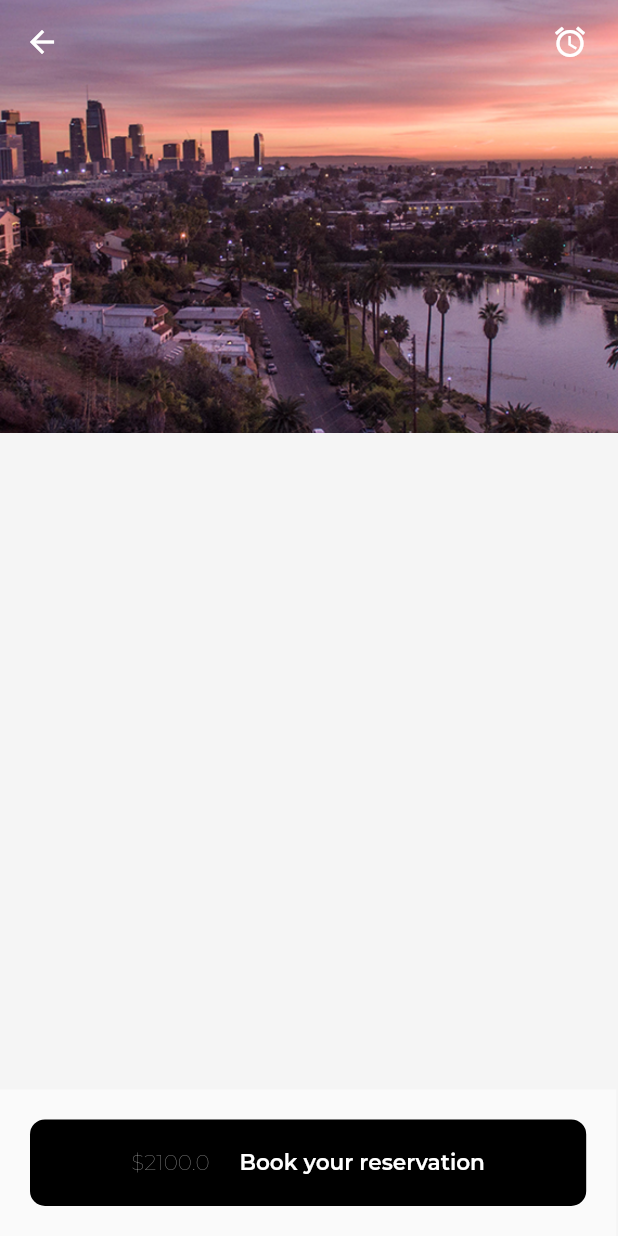
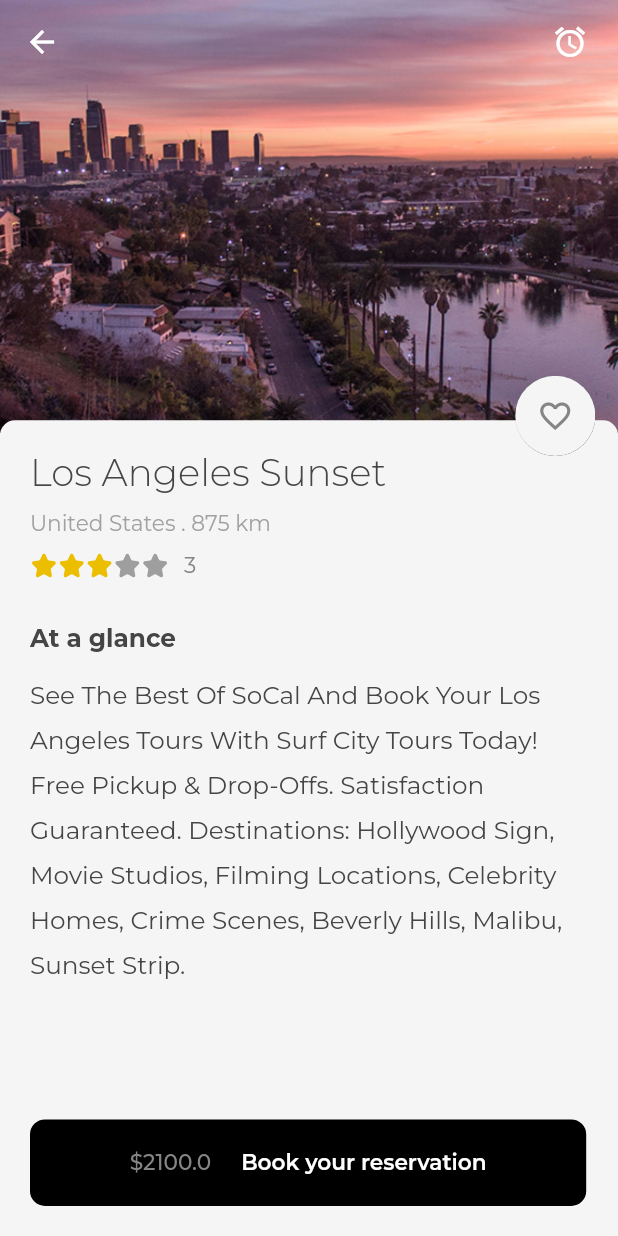
Before and after one commit to MehrdadHosseinNejad74/Travel-App, a Flutter app: the DetailScreen screen opened directly with sample values from the repository, on a phone screen of 412 x 824 dp. Run offline on Flutter 3.47's test engine with Material 2 defaults, Android fonts, the phone set to English and light mode, and no system bars; our stand-ins replace flutter_svg, google_fonts.

Commit message:
*-Detail Page Extended

```diff
--- a/lib/main.dart
+++ b/lib/main.dart
@@ -17,6 +17,8 @@ class MyApp extends StatelessWidget {
       title: 'Travel App',
       debugShowCheckedModeBanner: false,
       theme: ThemeData(
+        bottomSheetTheme: BottomSheetThemeData(
+            backgroundColor: Colors.transparent),
         scaffoldBackgroundColor: Color(0xffF5F5F5),
         visualDensity: VisualDensity.adaptivePlatformDensity,
       ),
--- /dev/null
+++ b/lib/model/travel_model.dart
@@ -0,0 +1,176 @@
+class TravelModel {
+  final String imageUrl;
+  final String description;
+  final double price;
+  final String country;
+  final double save;
+  final int rate;
+  final double destination;
+  final String detailImageUrl;
+  final String glance;
+
+  const TravelModel(
+      {this.glance,
+      this.rate,
+      this.detailImageUrl,
+      this.destination,
+      this.save,
+      this.imageUrl,
+      this.description,
+      this.price,
+      this.country});
+}
+
+//Explore Models
+const List<TravelModel> specialOffers = [
+  TravelModel(
+      imageUrl: 'assets/images/offers/losangeles.png',
+      description: 'Los Angeles Sunset',
+      save: 20,
+      rate: 3,
+      glance:
+          "See The Best Of SoCal And Book Your Los Angeles Tours With Surf City Tours Today! Free Pickup & Drop-Offs. Satisfaction Guaranteed. Destinations: Hollywood Sign, Movie Studios, Filming Locations, Celebrity Homes, Crime Scenes, Beverly Hills, Malibu, Sunset Strip.",
+      destination: 875,
+      country: 'United States',
+      detailImageUrl: 'assets/images/detailcover/losangeles.png',
+      price: 2100),
+  TravelModel(
+      rate: 3,
+      imageUrl: 'assets/images/offers/bigsur.png',
+      country: 'United States',
+      glance:
+      "See The Best Of SoCal And Book Your Los Angeles Tours With Surf City Tours Today! Free Pickup & Drop-Offs. Satisfaction Guaranteed. Destinations: Hollywood Sign, Movie Studios, Filming Locations, Celebrity Homes, Crime Scenes, Beverly Hills, Malibu, Sunset Strip.",
+      description: 'Big Sur Coast',
+      destination: 875,
+      save: 10,
+      price: 2400)
+];
+
+const List<TravelModel> upcomingTours = [
+  TravelModel(
+      rate: 3,
+      imageUrl: 'assets/images/upcoming/maldives.png',
+      description: 'Maldives Summer',
+      destination: 875,
+      glance:
+      "See The Best Of SoCal And Book Your Los Angeles Tours With Surf City Tours Today! Free Pickup & Drop-Offs. Satisfaction Guaranteed. Destinations: Hollywood Sign, Movie Studios, Filming Locations, Celebrity Homes, Crime Scenes, Beverly Hills, Malibu, Sunset Strip.",
+      country: 'United States',
+      price: 2100),
+  TravelModel(
+      rate: 3,
+      imageUrl: 'assets/images/upcoming/venice.png',
+      glance:
+      "See The Best Of SoCal And Book Your Los Angeles Tours With Surf City Tours Today! Free Pickup & Drop-Offs. Satisfaction Guaranteed. Destinations: Hollywood Sign, Movie Studios, Filming Locations, Celebrity Homes, Crime Scenes, Beverly Hills, Malibu, Sunset Strip.",
+      description: 'Venice & Around',
+      country: 'United States',
+      destination: 875,
+      price: 2400)
+];
+
+const List<TravelModel> nature = [
+  TravelModel(
+      rate: 3,
+      imageUrl: 'assets/images/nature/niagara.png',
+      description: 'Niagara Falls',
+      glance:
+      "See The Best Of SoCal And Book Your Los Angeles Tours With Surf City Tours Today! Free Pickup & Drop-Offs. Satisfaction Guaranteed. Destinations: Hollywood Sign, Movie Studios, Filming Locations, Celebrity Homes, Crime Scenes, Beverly Hills, Malibu, Sunset Strip.",
+      destination: 875,
+      country: 'Canada'),
+  TravelModel(
+      rate: 3,
+      imageUrl: 'assets/images/nature/nationalpark.png',
+      description: 'Niagara Falls',
+      glance:
+      "See The Best Of SoCal And Book Your Los Angeles Tours With Surf City Tours Today! Free Pickup & Drop-Offs. Satisfaction Guaranteed. Destinations: Hollywood Sign, Movie Studios, Filming Locations, Celebrity Homes, Crime Scenes, Beverly Hills, Malibu, Sunset Strip.",
+      destination: 875,
+      country: 'United States')
+];
+
+const List<TravelModel> landmarks = [
+  TravelModel(
+      rate: 3,
+      imageUrl: 'assets/images/landmark/eiffel.png',
+      description: 'The Eiffel Tower',
+      glance:
+      "See The Best Of SoCal And Book Your Los Angeles Tours With Surf City Tours Today! Free Pickup & Drop-Offs. Satisfaction Guaranteed. Destinations: Hollywood Sign, Movie Studios, Filming Locations, Celebrity Homes, Crime Scenes, Beverly Hills, Malibu, Sunset Strip.",
+      destination: 875,
+      country: 'France'),
+  TravelModel(
+      rate: 3,
+      imageUrl: 'assets/images/landmark/liberty.png',
+      description: 'The Statue of Liberty',
+      glance:
+      "See The Best Of SoCal And Book Your Los Angeles Tours With Surf City Tours Today! Free Pickup & Drop-Offs. Satisfaction Guaranteed. Destinations: Hollywood Sign, Movie Studios, Filming Locations, Celebrity Homes, Crime Scenes, Beverly Hills, Malibu, Sunset Strip.",
+      destination: 875,
+      country: 'United States')
+];
+
+//Nearby Models
+const List<TravelModel> tours = [
+  TravelModel(
+      rate: 3,
+      imageUrl: 'assets/images/nearby/tours.png',
+      description: 'Get to Know BC',
+      destination: 875,
+      glance:
+      "See The Best Of SoCal And Book Your Los Angeles Tours With Surf City Tours Today! Free Pickup & Drop-Offs. Satisfaction Guaranteed. Destinations: Hollywood Sign, Movie Studios, Filming Locations, Celebrity Homes, Crime Scenes, Beverly Hills, Malibu, Sunset Strip.",
+      country: 'United States',
+      price: 2700),
+];
+
+const List<TravelModel> nearbyNature = [
+  TravelModel(
+      rate: 3,
+      imageUrl: 'assets/images/nearby/backcountry.png',
+      description: 'Backcountry',
+      country: 'United States',
+      glance:
+      "See The Best Of SoCal And Book Your Los Angeles Tours With Surf City Tours Today! Free Pickup & Drop-Offs. Satisfaction Guaranteed. Destinations: Hollywood Sign, Movie Studios, Filming Locations, Celebrity Homes, Crime Scenes, Beverly Hills, Malibu, Sunset Strip.",
+      destination: 37),
+  TravelModel(
+      rate: 3,
+      imageUrl: 'assets/images/nearby/fjord.png',
+      description: 'Fjord',
+      glance:
+      "See The Best Of SoCal And Book Your Los Angeles Tours With Surf City Tours Today! Free Pickup & Drop-Offs. Satisfaction Guaranteed. Destinations: Hollywood Sign, Movie Studios, Filming Locations, Celebrity Homes, Crime Scenes, Beverly Hills, Malibu, Sunset Strip.",
+      country: 'United States',
+      destination: 92)
+];
+
+const List<TravelModel> nearbyLandmarks = [
+  TravelModel(
+      rate: 3,
+      imageUrl: 'assets/images/nearby/christ.png',
+      description: 'Christ Church Cathedral',
+      country: 'United States',
+      glance:
+      "See The Best Of SoCal And Book Your Los Angeles Tours With Surf City Tours Today! Free Pickup & Drop-Offs. Satisfaction Guaranteed. Destinations: Hollywood Sign, Movie Studios, Filming Locations, Celebrity Homes, Crime Scenes, Beverly Hills, Malibu, Sunset Strip.",
+      destination: 5),
+  TravelModel(
+      rate: 3,
+      imageUrl: 'assets/images/nearby/thunderbird.png',
+      description: 'Thunderbird Park',
+      country: 'United States',
+      glance:
+      "See The Best Of SoCal And Book Your Los Angeles Tours With Surf City Tours Today! Free Pickup & Drop-Offs. Satisfaction Guaranteed. Destinations: Hollywood Sign, Movie Studios, Filming Locations, Celebrity Homes, Crime Scenes, Beverly Hills, Malibu, Sunset Strip.",
+      destination: 13)
+];
+
+const List<TravelModel> localFood = [
+  TravelModel(
+      rate: 3,
+      imageUrl: 'assets/images/nearby/bar.png',
+      description: 'Hy’s Steakhouse & Cocktail Bar',
+      country: 'United States',
+      glance:
+      "See The Best Of SoCal And Book Your Los Angeles Tours With Surf City Tours Today! Free Pickup & Drop-Offs. Satisfaction Guaranteed. Destinations: Hollywood Sign, Movie Studios, Filming Locations, Celebrity Homes, Crime Scenes, Beverly Hills, Malibu, Sunset Strip.",
+      destination: 4),
+  TravelModel(
+      rate: 3,
+      imageUrl: 'assets/images/nearby/chambar.png',
+      description: 'Chambar',
+      country: 'United States',
+      glance:
+      "See The Best Of SoCal And Book Your Los Angeles Tours With Surf City Tours Today! Free Pickup & Drop-Offs. Satisfaction Guaranteed. Destinations: Hollywood Sign, Movie Studios, Filming Locations, Celebrity Homes, Crime Scenes, Beverly Hills, Malibu, Sunset Strip.",
+      destination: 3)
+];
--- a/lib/screen/detail_screen/component/bottom_sheet.dart
+++ b/lib/screen/detail_screen/component/bottom_sheet.dart
@@ -1,7 +1,7 @@
 import 'package:flutter/cupertino.dart';
 import 'package:flutter/material.dart';
 import 'package:travel_app/constant/constant.dart';
-import 'package:travel_app/model/detail_model.dart';
+import 'package:travel_app/model/travel_model.dart';
 
 class CustomBottomSheet extends StatelessWidget {
   const CustomBottomSheet({
@@ -9,7 +9,7 @@ class CustomBottomSheet extends StatelessWidget {
     this.travelModel,
   }) : super(key: key);
 
-  final DetailModel travelModel;
+  final TravelModel travelModel;
 
   @override
   Widget build(BuildContext context) {
@@ -29,7 +29,7 @@ class CustomBottomSheet extends StatelessWidget {
           Text('\$' + travelModel.price.toString(),
               style: kDefaultTextStyle.copyWith(
                   color: kDefaultSecondaryColor,
-                  fontWeight: FontWeight.w100,
+                  fontWeight: FontWeight.w500,
                   fontSize: size.width * 0.035)),
           SizedBox(
             width: kDefaultPadding,
--- a/lib/screen/detail_screen/component/cover.dart
+++ b/lib/screen/detail_screen/component/cover.dart
@@ -1,5 +1,5 @@
 import 'package:flutter/cupertino.dart';
-import 'package:travel_app/model/detail_model.dart';
+import 'package:travel_app/model/travel_model.dart';
 
 class Cover extends StatelessWidget {
   const Cover({
@@ -7,12 +7,11 @@ class Cover extends StatelessWidget {
     this.travelModel,
   }) : super(key: key);
 
-  final DetailModel travelModel;
+  final TravelModel travelModel;
 
   @override
   Widget build(BuildContext context) {
     Size size = MediaQuery.of(context).size;
-
     return Container(
       height: size.height * 0.35,
       width: size.width,
--- /dev/null
+++ b/lib/screen/detail_screen/component/description.dart
@@ -0,0 +1,60 @@
+import 'package:flutter/cupertino.dart';
+import 'package:travel_app/constant/constant.dart';
+import 'package:travel_app/model/travel_model.dart';
+import 'package:travel_app/screen/detail_screen/component/star_rate.dart';
+
+class Description extends StatelessWidget {
+  const Description({
+    Key key,
+    @required this.travelModel,
+  }) : super(key: key);
+
+  final TravelModel travelModel;
+
+  @override
+  Widget build(BuildContext context) {
+    Size size = MediaQuery.of(context).size;
+    return Padding(
+      padding: EdgeInsets.all(kDefaultPadding),
+      child: Column(
+        crossAxisAlignment: CrossAxisAlignment.start,
+        children: [
+          Text(
+            travelModel.description,
+            style: kDefaultTextStyle.copyWith(
+                fontSize: size.width * 0.06, fontWeight: FontWeight.w300),
+          ),
+          SizedBox(
+            height: kDefaultPadding / 2,
+          ),
+          Text(
+            travelModel.country +
+                ' . ' +
+                travelModel.destination.toStringAsFixed(0) +
+                ' km',
+            style: kDefaultTextStyle.copyWith(
+              fontSize: size.width * 0.035,
+              color: kDefaultSecondaryColor.withOpacity(0.75),
+            ),
+          ),
+          Row(
+            children: [
+              Star(
+                like: travelModel.rate,
+                dislike: 5 - travelModel.rate,
+              ),
+              SizedBox(
+                width: kDefaultPadding / 2,
+              ),
+              Text(travelModel.rate.toString(),
+                  style: kDefaultTextStyle.copyWith(
+                    fontSize: size.width * 0.035,
+                    color: kDefaultSecondaryColor.withOpacity(1),
+                  ))
+            ],
+          )
+        ],
+      ),
+    );
+  }
+}
--- /dev/null
+++ b/lib/screen/detail_screen/component/glance.dart
@@ -0,0 +1,36 @@
+import 'package:flutter/cupertino.dart';
+import 'package:travel_app/constant/constant.dart';
+import 'package:travel_app/model/travel_model.dart';
+
+class Glance extends StatelessWidget {
+  const Glance({
+    Key key,
+    @required this.travelModel,
+  }) : super(key: key);
+
+  final TravelModel travelModel;
+
+  @override
+  Widget build(BuildContext context) {
+    Size size = MediaQuery.of(context).size;
+    return Padding(
+      padding: EdgeInsets.symmetric(horizontal: kDefaultPadding),
+      child: Column(
+        crossAxisAlignment: CrossAxisAlignment.start,
+        children: [
+          Text(
+            'At a glance',
+            style: kDefaultTextStyle.copyWith(
+                fontSize: size.width * 0.04, fontWeight: FontWeight.w700),
+          ),
+          SizedBox(
+            height: kDefaultPadding / 2,
+          ),
+          Text(travelModel.glance,
+              style: kDefaultTextStyle.copyWith(
+                  height: 1.8, fontSize: size.width * 0.04))
+        ],
+      ),
+    );
+  }
+}
--- /dev/null
+++ b/lib/screen/detail_screen/component/star_rate.dart
@@ -0,0 +1,40 @@
+import 'package:flutter/cupertino.dart';
+import 'package:flutter/material.dart';
+import 'package:flutter_svg/svg.dart';
+
+class Star extends StatelessWidget {
+  final int like;
+  final int dislike;
+
+  const Star({Key key, this.like, this.dislike}) : super(key: key);
+
+  @override
+  Widget build(BuildContext context) {
+    Size size = MediaQuery.of(context).size;
+    List<Container> stars = List();
+
+    if (like > 5 || dislike > 5) throw new UnimplementedError();
+
+    for (int i = 0; i < like; i++) {
+      stars.add(Container(
+          height: size.height * 0.045,
+          width: size.width * 0.045,
+          child: SvgPicture.asset("assets/images/icons/Star.svg")));
+    }
+
+    for (int i = 0; i < dislike; i++) {
+      stars.add(Container(
+        height: size.height * 0.045,
+        width: size.width * 0.045,
+        child: SvgPicture.asset(
+          "assets/images/icons/Star.svg",
+          color: Colors.grey,
+        ),
+      ));
+    }
+
+    return Row(
+      children: stars,
+    );
+  }
+}
--- a/lib/screen/detail_screen/detail_screen.dart
+++ b/lib/screen/detail_screen/detail_screen.dart
@@ -1,13 +1,15 @@
 import 'package:flutter/cupertino.dart';
 import 'package:flutter/material.dart';
 import 'package:travel_app/constant/constant.dart';
-import 'package:travel_app/model/detail_model.dart';
+import 'package:travel_app/model/travel_model.dart';
 
 import 'component/bottom_sheet.dart';
 import 'component/cover.dart';
+import 'component/description.dart';
+import 'component/glance.dart';
 
 class DetailScreen extends StatefulWidget {
-  final DetailModel travelModel;
+  final TravelModel travelModel;
 
   const DetailScreen({Key key, @required this.travelModel}) : super(key: key);
 
@@ -24,10 +26,57 @@ class _DetailScreenState extends State<DetailScreen> {
         bottomSheet: CustomBottomSheet(travelModel: widget.travelModel),
         extendBodyBehindAppBar: true,
         appBar: _buildAppBar(),
-        body: SingleChildScrollView(
-          child: Column(
-            children: [Cover(travelModel: widget.travelModel)],
-          ),
+        body: Stack(
+          fit: StackFit.expand,
+          children: [
+            Positioned(top: 0, child: Cover(travelModel: widget.travelModel)),
+            Positioned(
+              top: size.height * 0.34,
+              child: Container(
+                height: size.height * 0.65,
+                width: size.width,
+                decoration: BoxDecoration(
+                    color: Color(0xffF5F5F5),
+                    borderRadius: BorderRadius.only(
+                        topLeft: Radius.circular(10),
+                        topRight: Radius.circular(10))),
+                child: SingleChildScrollView(
+                  physics: BouncingScrollPhysics(),
+                  child: Column(
+                    children: [
+                      Description(
+                        travelModel: widget.travelModel,
+                      ),
+                      Glance(
+                        travelModel: widget.travelModel,
+                      ),
+                    ],
+                  ),
+                ),
+              ),
+            ),
+            Positioned(
+              top: size.height * 0.304,
+              right: 15,
+              child: ClipOval(
+                child: Container(
+                    width: size.width * 0.13,
+                    height: size.width * 0.13,
+                    decoration: BoxDecoration(
+                        color: Color(0xffF5F5F5),
+                        boxShadow: [
+                          BoxShadow(
+                              offset: Offset(5, 5),
+                              color: Colors.black,
+                              blurRadius: 10),
+                        ]),
+                    child: Icon(
+                      Icons.favorite_border,
+                      color: kDefaultSecondaryColor,
+                    )),
+              ),
+            )
+          ],
         ),
       ),
     );
--- a/lib/screen/home_screen/component/cover_image.dart
+++ b/lib/screen/home_screen/component/cover_image.dart
@@ -1,5 +1,5 @@
 import 'package:flutter/cupertino.dart';
-import 'package:travel_app/model/detail_model.dart';
+import 'package:travel_app/model/travel_model.dart';
 
 class CoverImage extends StatelessWidget {
   const CoverImage({
@@ -7,7 +7,7 @@ class CoverImage extends StatelessWidget {
     @required this.detailModel,
   }) : super(key: key);
 
-  final DetailModel detailModel;
+  final TravelModel detailModel;
 
   @override
   Widget build(BuildContext context) {
--- a/lib/screen/home_screen/component/explore.dart
+++ b/lib/screen/home_screen/component/explore.dart
@@ -1,5 +1,5 @@
 import 'package:flutter/cupertino.dart';
-import 'package:travel_app/model/detail_model.dart';
+import 'package:travel_app/model/travel_model.dart';
 import 'package:travel_app/screen/home_screen/component/worth_visiting.dart';
 
 import 'travel_list.dart';
--- a/lib/screen/home_screen/component/nearby.dart
+++ b/lib/screen/home_screen/component/nearby.dart
@@ -1,5 +1,5 @@
 import 'package:flutter/cupertino.dart';
-import 'package:travel_app/model/detail_model.dart';
+import 'package:travel_app/model/travel_model.dart';
 
 import 'travel_list.dart';
 
--- a/lib/screen/home_screen/component/save_label.dart
+++ b/lib/screen/home_screen/component/save_label.dart
@@ -2,7 +2,7 @@ import 'dart:math';
 
 import 'package:flutter/cupertino.dart';
 import 'package:travel_app/constant/constant.dart';
-import 'package:travel_app/model/detail_model.dart';
+import 'package:travel_app/model/travel_model.dart';
 
 class SaveLabel extends StatelessWidget {
   const SaveLabel({
@@ -10,7 +10,7 @@ class SaveLabel extends StatelessWidget {
     @required this.detailModel,
   }) : super(key: key);
 
-  final DetailModel detailModel;
+  final TravelModel detailModel;
 
   @override
   Widget build(BuildContext context) {
--- a/lib/screen/home_screen/component/travel_list.dart
+++ b/lib/screen/home_screen/component/travel_list.dart
@@ -1,12 +1,12 @@
 import 'package:flutter/cupertino.dart';
 import 'package:flutter/material.dart';
-import 'package:travel_app/model/detail_model.dart';
+import 'package:travel_app/model/travel_model.dart';
 import 'package:travel_app/screen/home_screen/component/travel_list_cover.dart';
 import 'package:travel_app/screen/home_screen/component/travel_list_header.dart';
 
 class TravelList extends StatelessWidget {
   final String header;
-  final List<DetailModel> detailModel;
+  final List<TravelModel> detailModel;
 
   const TravelList({
     Key key,
--- a/lib/screen/home_screen/component/travel_list_cover.dart
+++ b/lib/screen/home_screen/component/travel_list_cover.dart
@@ -1,7 +1,7 @@
 import 'package:flutter/cupertino.dart';
 import 'package:flutter/material.dart';
 import 'package:travel_app/constant/constant.dart';
-import 'package:travel_app/model/detail_model.dart';
+import 'package:travel_app/model/travel_model.dart';
 import 'package:travel_app/routing/fade_route.dart';
 import 'package:travel_app/screen/detail_screen/detail_screen.dart';
 import 'package:travel_app/screen/home_screen/component/save_label.dart';
@@ -17,7 +17,7 @@ class TravelListCover extends StatelessWidget {
     @required this.size,
   }) : super(key: key);
 
-  final List<DetailModel> detailModel;
+  final List<TravelModel> detailModel;
   final Size size;
 
   @override
--- a/lib/screen/home_screen/component/worth_visiting.dart
+++ b/lib/screen/home_screen/component/worth_visiting.dart
@@ -70,7 +70,7 @@ class WorthVisiting extends StatelessWidget {
                               visitCovers[index].country,
                               style: kDefaultTextStyle.copyWith(
                                   color: Colors.white.withOpacity(0.75),
-                                  fontWeight: FontWeight.w100,
+                                  fontWeight: FontWeight.w400,
                                   fontSize: size.width * 0.035),
                             )
                           ],
--- a/pubspec.yaml
+++ b/pubspec.yaml
@@ -36,3 +36,4 @@ flutter:
     - assets/images/landmark/
     - assets/images/nearby/
     - assets/images/detailcover/
+    - assets/images/icons/
```
Also changed, not shown: lib/model/detail_model.dart (deleted, +0 -107 lines), lib/screen/home_screen/component/description.dart (+4 -4 lines), assets/images/icons/Star.svg (added).
